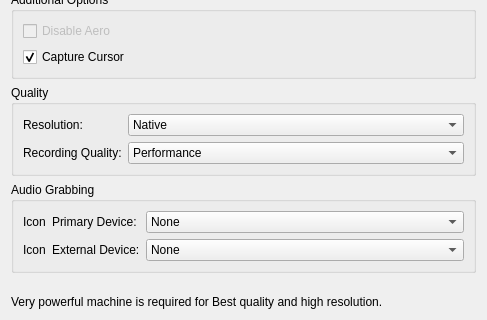
Qt form client/src/ui/widgets/settings/recording_settings_widget.ui (networkoptix/nx_open) before a commit; both pictures show x 0 to 487 and y 189 to 509 of the 487 by 509 pixel window.
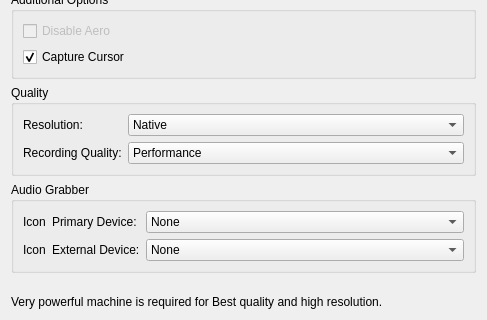
The same form after that commit.

```diff
--- a/client/src/ui/widgets/settings/recording_settings_widget.ui
+++ b/client/src/ui/widgets/settings/recording_settings_widget.ui
@@ -238,7 +238,7 @@
    <item>
     <widget class="QGroupBox" name="audioGroupBox">
      <property name="title">
-      <string>Audio Grabbing</string>
+      <string>Audio Grabber</string>
      </property>
      <layout class="QGridLayout" name="gridLayout_2" columnstretch="0,0,1">
       <item row="0" column="0">
```
Left out of the diff: 2 changed lines with no effect on the pictures.
